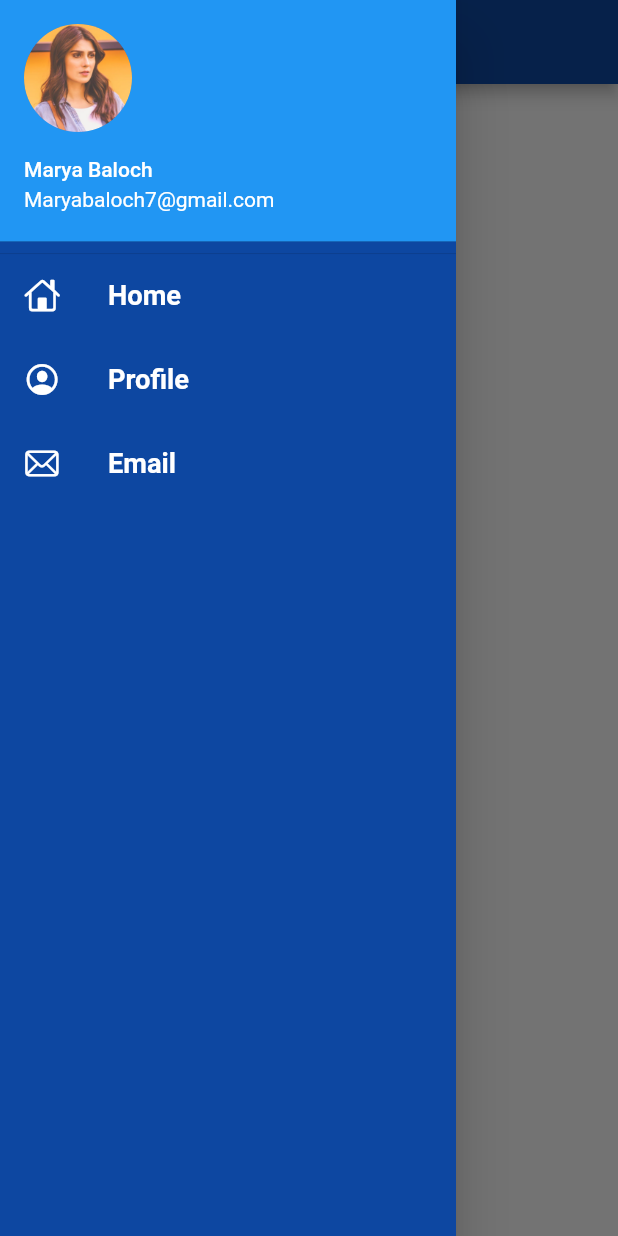
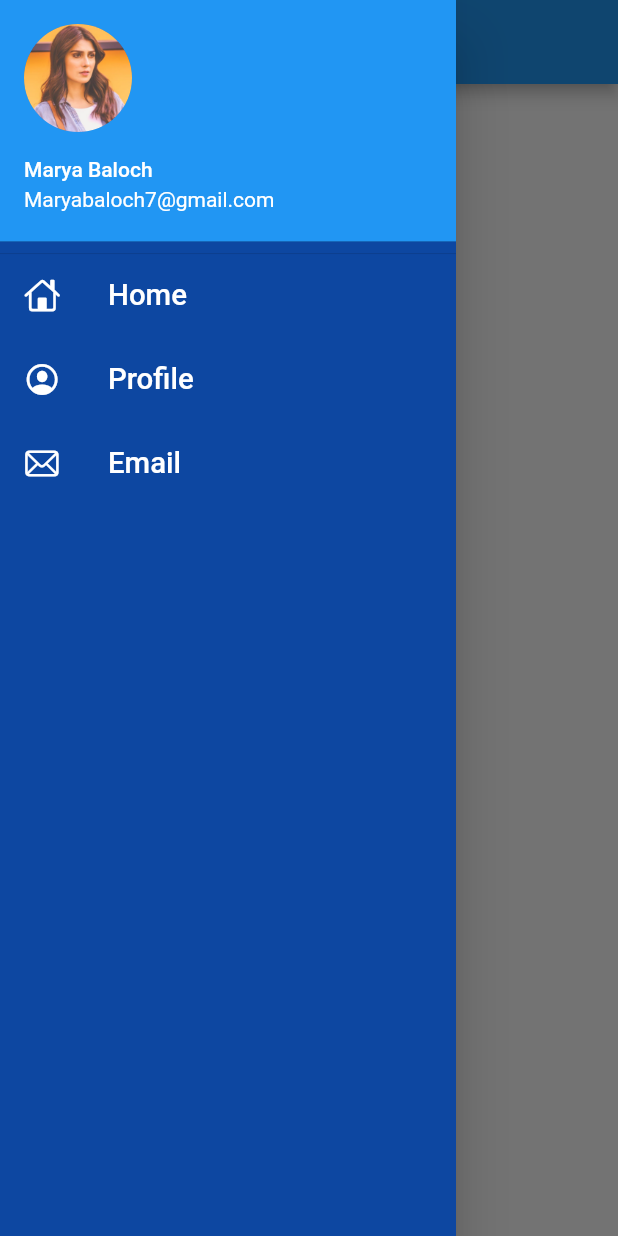
Before and after one commit to MaryaBaloch20/FlutterFirstApp, a Flutter app: the screen it shows after launch, with the side drawer open, on a phone screen of 412 x 824 dp. Run offline on Flutter 3.47's test engine with Material 2 defaults, Android fonts, the phone set to English and light mode, and no system bars; our stand-ins replace google_fonts; statements that could not run were skipped.

Commit message:
Themes Done

```diff
--- a/lib/Pages/Home_Page.dart
+++ b/lib/Pages/Home_Page.dart
@@ -9,7 +9,7 @@
     // const int no = 2;
     return Scaffold(
       appBar: AppBar(
-        backgroundColor: Colors.blue[900],
+        //backgroundColor: Colors.blue[900],
         title: const Text("Home Page"),
         centerTitle: true,
       ),
--- a/lib/main.dart
+++ b/lib/main.dart
@@ -1,6 +1,7 @@
 import 'package:firt_app/Pages/home_page.dart';
 import 'package:firt_app/Pages/login_page.dart';
 import 'package:firt_app/utils/routes.dart';
+import 'package:firt_app/widgets/themes.dart';
 import 'package:flutter/material.dart';
 import 'package:google_fonts/google_fonts.dart';
 import 'package:flutter/src/material/colors.dart';
@@ -17,15 +18,9 @@
     return MaterialApp(
       debugShowCheckedModeBanner: false,
       //home: const HomePage(),
-      themeMode: ThemeMode.light,
-      theme: ThemeData(
-        primaryColor: Colors.blue[900],
-        fontFamily: GoogleFonts.aBeeZee().fontFamily,
-      ),
-      darkTheme: ThemeData(
-        //brightness: Brightness.dark,
-        primarySwatch: Colors.lightGreen,
-      ),
+      themeMode: ThemeMode.dark,
+      theme: MyTheme.lightTheme((context) => null),
+      darkTheme: MyTheme.darkTheme((context) => null),
       initialRoute: MyRoutes.homeRoute,
 
       routes: {
--- a/lib/widgets/drawer.dart
+++ b/lib/widgets/drawer.dart
@@ -30,9 +30,10 @@
             ),
             title: Text(
               "Home",
-              textScaleFactor: 1.3,
-              style:
-                  TextStyle(color: Colors.white, fontWeight: FontWeight.bold),
+              textScaleFactor: 1.4,
+              style: TextStyle(
+                color: Colors.white,
+              ),
             ),
           ),
           ListTile(
@@ -42,9 +43,10 @@
             ),
             title: Text(
               "Profile",
-              textScaleFactor: 1.3,
-              style:
-                  TextStyle(color: Colors.white, fontWeight: FontWeight.bold),
+              textScaleFactor: 1.4,
+              style: TextStyle(
+                color: Colors.white,
+              ),
             ),
           ),
           ListTile(
@@ -54,9 +56,10 @@
             ),
             title: Text(
               "Email",
-              textScaleFactor: 1.3,
-              style:
-                  TextStyle(color: Colors.white, fontWeight: FontWeight.bold),
+              textScaleFactor: 1.4,
+              style: TextStyle(
+                color: Colors.white,
+              ),
             ),
           )
         ],
--- /dev/null
+++ b/lib/widgets/themes.dart
@@ -0,0 +1,28 @@
+import 'package:flutter/material.dart';
+import 'package:google_fonts/google_fonts.dart';
+
+class MyTheme {
+  static ThemeData lightTheme(BuildContext(context)) => ThemeData(
+      primaryColor: Colors.blue[900],
+      fontFamily: GoogleFonts.aBeeZee().fontFamily,
+      appBarTheme: const AppBarTheme(
+          color: Colors.white,
+          elevation: 0.0,
+          iconTheme: IconThemeData(color: Colors.black),
+          titleTextStyle: TextStyle(
+            color: Colors.black,
+            fontSize: 20.0,
+            // fontWeight: FontWeight.bold,
+          )
+          // textTheme: TextTheme(  : TextStyle(color: Colors.black))
+          ),
+
+          );
+
+  static ThemeData darkTheme(BuildContext(context)) =>
+  ThemeData(
+        //brightness: Brightness.dark,
+        // primarySwatch: Colors.lightGreen,
+        brightness: Brightness.dark,
+      ),
+}
```
